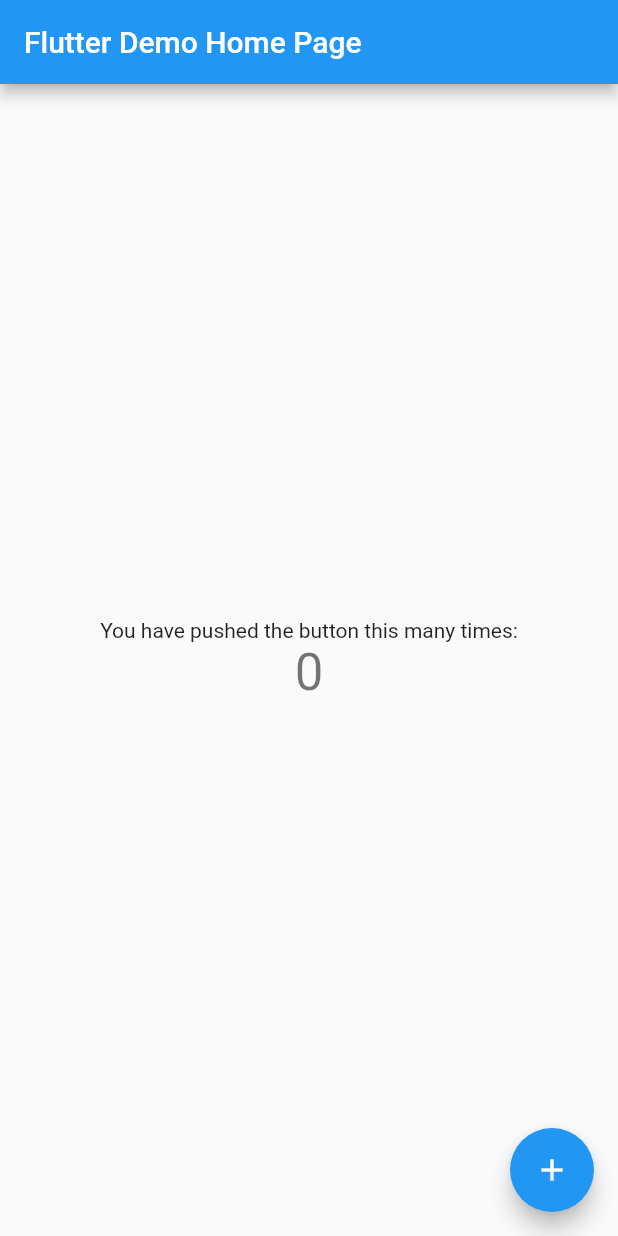
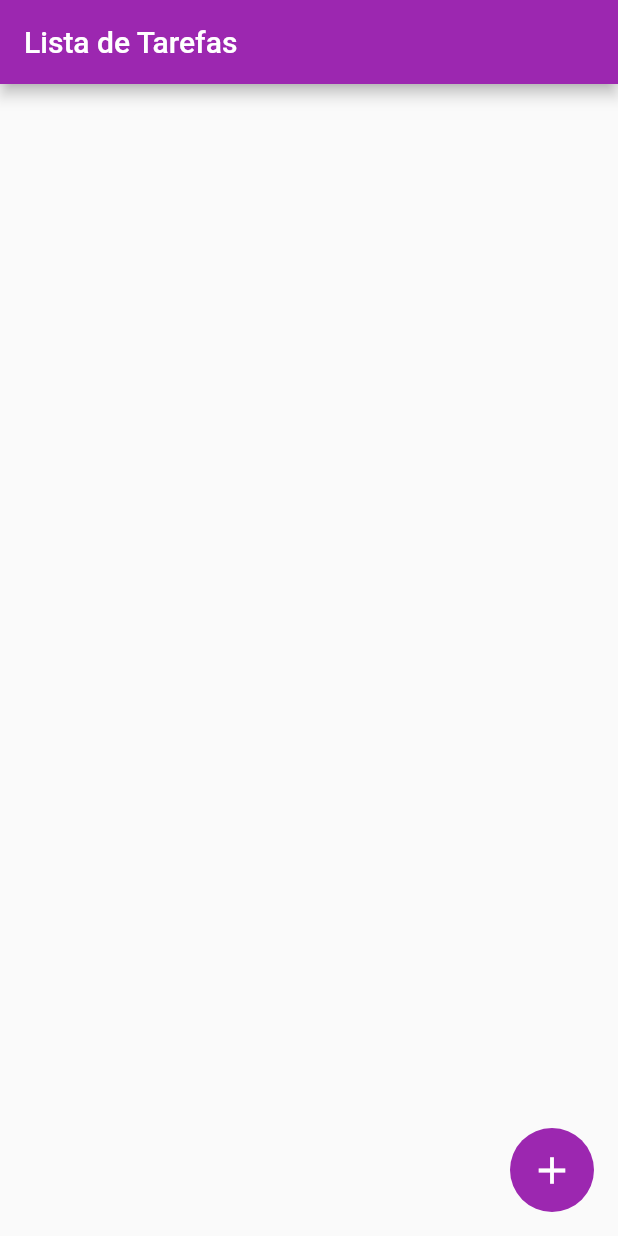
Before and after one commit to PX-115/lista-tarefas, a Flutter app: the screen it shows after launch, on a phone screen of 412 x 824 dp. Run offline on Flutter 3.47's test engine with Material 2 defaults, Android fonts, the phone set to English and light mode, and no system bars.

Commit message:
Floating Action Button + Bottom Navigation Bar tests

```diff
--- /dev/null
+++ b/lib/Home.dart
@@ -0,0 +1,64 @@
+import 'package:flutter/material.dart';
+
+class Home extends StatefulWidget {
+  const Home({ Key key }) : super(key: key);
+
+  @override
+  _HomeState createState() => _HomeState();
+}
+
+class _HomeState extends State<Home> {
+  @override
+  Widget build(BuildContext context) {
+    return Scaffold(
+      appBar: AppBar(
+        title: Text('Lista de Tarefas'),
+        backgroundColor: Colors.purple,
+      ),
+
+      body: Container(
+        padding: EdgeInsets.all(15),
+        child: Column(
+          children: <Widget>[
+
+          ],
+        )
+      ),
+
+      //floatingActionButtonLocation: FloatingActionButtonLocation.endDocked,
+      floatingActionButton: FloatingActionButton(
+      //floatingActionButton: FloatingActionButton.extended(
+        backgroundColor: Colors.purple,
+        foregroundColor: Colors.white,
+        elevation: 0,
+        //icon: Icon(Icons.add),
+        //label: Text('Adicionar'),
+        /*shape: BeveledRectangleBorder(
+          borderRadius: BorderRadius.circular(3)
+        ),*/
+        child: Icon(Icons.add,
+          //color: Colors.white,
+          size: 30,
+        ),
+        onPressed: (){
+
+        },
+      ),
+
+      /*bottomNavigationBar: BottomAppBar(
+        //shape: CircularNotchedRectangle(),
+        child: Row(
+          children: <Widget>[
+            IconButton(
+              icon: Icon(Icons.menu),
+              onPressed: (){
+
+              }
+            ),
+          ],
+        ),
+      ),*/
+
+    );
+  }
+}
--- a/lib/main.dart
+++ b/lib/main.dart
@@ -1,113 +1,7 @@
 import 'package:flutter/material.dart';
+import 'package:lista_tarefas/Home.dart';
 
-void main() {
-  runApp(MyApp());
-}
-
-class MyApp extends StatelessWidget {
-  // This widget is the root of your application.
-  @override
-  Widget build(BuildContext context) {
-    return MaterialApp(
-      title: 'Flutter Demo',
-      theme: ThemeData(
-        // This is the theme of your application.
-        //
-        // Try running your application with "flutter run". You'll see the
-        // application has a blue toolbar. Then, without quitting the app, try
-        // changing the primarySwatch below to Colors.green and then invoke
-        // "hot reload" (press "r" in the console where you ran "flutter run",
-        // or simply save your changes to "hot reload" in a Flutter IDE).
-        // Notice that the counter didn't reset back to zero; the application
-        // is not restarted.
-        primarySwatch: Colors.blue,
-      ),
-      home: MyHomePage(title: 'Flutter Demo Home Page'),
-    );
-  }
-}
-
-class MyHomePage extends StatefulWidget {
-  MyHomePage({Key key, this.title}) : super(key: key);
-
-  // This widget is the home page of your application. It is stateful, meaning
-  // that it has a State object (defined below) that contains fields that affect
-  // how it looks.
-
-  // This class is the configuration for the state. It holds the values (in this
-  // case the title) provided by the parent (in this case the App widget) and
-  // used by the build method of the State. Fields in a Widget subclass are
-  // always marked "final".
-
-  final String title;
-
-  @override
-  _MyHomePageState createState() => _MyHomePageState();
-}
-
-class _MyHomePageState extends State<MyHomePage> {
-  int _counter = 0;
-
-  void _incrementCounter() {
-    setState(() {
-      // This call to setState tells the Flutter framework that something has
-      // changed in this State, which causes it to rerun the build method below
-      // so that the display can reflect the updated values. If we changed
-      // _counter without calling setState(), then the build method would not be
-      // called again, and so nothing would appear to happen.
-      _counter++;
-    });
-  }
-
-  @override
-  Widget build(BuildContext context) {
-    // This method is rerun every time setState is called, for instance as done
-    // by the _incrementCounter method above.
-    //
-    // The Flutter framework has been optimized to make rerunning build methods
-    // fast, so that you can just rebuild anything that needs updating rather
-    // than having to individually change instances of widgets.
-    return Scaffold(
-      appBar: AppBar(
-        // Here we take the value from the MyHomePage object that was created by
-        // the App.build method, and use it to set our appbar title.
-        title: Text(widget.title),
-      ),
-      body: Center(
-        // Center is a layout widget. It takes a single child and positions it
-        // in the middle of the parent.
-        child: Column(
-          // Column is also a layout widget. It takes a list of children and
-          // arranges them vertically. By default, it sizes itself to fit its
-          // children horizontally, and tries to be as tall as its parent.
-          //
-          // Invoke "debug painting" (press "p" in the console, choose the
-          // "Toggle Debug Paint" action from the Flutter Inspector in Android
-          // Studio, or the "Toggle Debug Paint" command in Visual Studio Code)
-          // to see the wireframe for each widget.
-          //
-          // Column has various properties to control how it sizes itself and
-          // how it positions its children. Here we use mainAxisAlignment to
-          // center the children vertically; the main axis here is the vertical
-          // axis because Columns are vertical (the cross axis would be
-          // horizontal).
-          mainAxisAlignment: MainAxisAlignment.center,
-          children: <Widget>[
-            Text(
-              'You have pushed the button this many times:',
-            ),
-            Text(
-              '$_counter',
-              style: Theme.of(context).textTheme.headline4,
-            ),
-          ],
-        ),
-      ),
-      floatingActionButton: FloatingActionButton(
-        onPressed: _incrementCounter,
-        tooltip: 'Increment',
-        child: Icon(Icons.add),
-      ), // This trailing comma makes auto-formatting nicer for build methods.
-    );
-  }
-}
+void main() => runApp(MaterialApp(
+  debugShowCheckedModeBanner: false,
+  home: Home(),
+));
```
Also changed, not shown: 1 other file.
